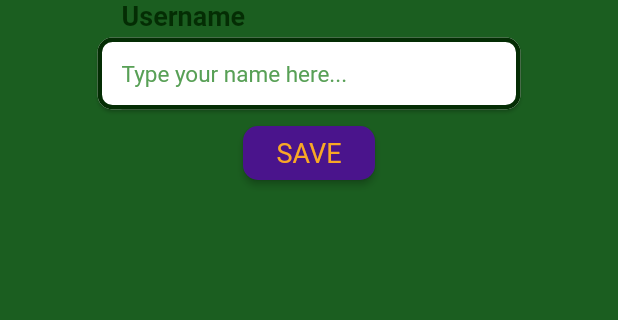
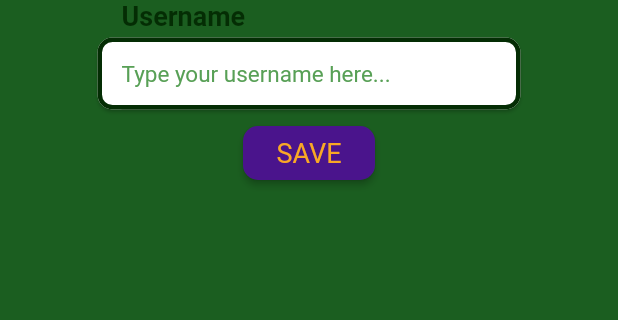
Before and after one commit to gu-tig169/grupp1, a Flutter app: the screen it shows after launch, on a phone screen of 412 x 824 dp, the part 264-584 px from its top. Run offline on Flutter 3.47's test engine with Material 2 defaults, Android fonts, the phone set to English and light mode, and no system bars; our stand-ins replace confetti; accounts and stored records are empty; network calls fail; statements that could not run were skipped.

Commit message:
More small fixes

```diff
--- a/lib/API/resultApi.dart
+++ b/lib/API/resultApi.dart
@@ -18,7 +18,7 @@ class ResultApi {
   static Future<List<Result>> getResult() async {
     var response = await http.get('$API_URL/todos?key=$API_KEY');
     var json = jsonDecode(response.body);
-    print('Got result from api: ${json.isNotEmpty}');
+    print('Get result: ${json.isNotEmpty}');
     return json.map<Result>((data) {
       return Result.fromJson(data);
     }).toList();
--- a/lib/Template/questionItem.dart
+++ b/lib/Template/questionItem.dart
@@ -6,6 +6,7 @@ class QuestionItem {
   String question;
   String correctAnswer;
   List<String> incorrectAnswer;
+
   List<AnswerOption> _answerOptions = [];
   bool _point = false;
 
@@ -42,5 +43,5 @@ class QuestionItem {
     //skapar ett answerOption av correctAnswer och lägger till i answerOptions
     _answerOptions.add(AnswerOption(correctAnswer, true));
     _answerOptions.shuffle();
-  } //createAnswerOptions
-} // class QuestionItem
+  }
+}
--- a/lib/Template/theme.dart
+++ b/lib/Template/theme.dart
@@ -21,20 +21,14 @@ class AppTheme {
     bottomNavigationBarTheme:
         BottomNavigationBarThemeData(backgroundColor: primaryColor),
     iconTheme: IconThemeData(color: iconColor, size: 30.0),
-    floatingActionButtonTheme:
-        FloatingActionButtonThemeData(backgroundColor: buttonColor),
-
-    //iconTheme: IconThemeData(color: buttonColor),
     buttonTheme: ButtonThemeData(
-      buttonColor: buttonColor,
-      shape: RoundedRectangleBorder(
-          borderRadius: BorderRadius.all(Radius.circular(10.0))),
-    ),
+        buttonColor: buttonColor,
+        shape: RoundedRectangleBorder(
+            borderRadius: BorderRadius.all(Radius.circular(10.0)))),
     cardTheme: CardTheme(
-      color: primaryColor,
-      shape: RoundedRectangleBorder(
-          borderRadius: BorderRadius.all(Radius.circular(10.0))),
-    ),
+        color: primaryColor,
+        shape: RoundedRectangleBorder(
+            borderRadius: BorderRadius.all(Radius.circular(10.0)))),
     inputDecorationTheme: InputDecorationTheme(
         fillColor: Colors.white,
         hintStyle: TextStyle(
@@ -42,35 +36,23 @@ class AppTheme {
             color: hintTextColor,
             fontSize: smallFontSize)),
     textTheme: TextTheme(
-      // green font, bold
-      bodyText1: TextStyle(
-        fontWeight: FontWeight.bold,
-        color: secondaryTextColor,
-      ),
+      bodyText1:
+          TextStyle(fontWeight: FontWeight.bold, color: secondaryTextColor),
 
       //light green font, regular
-      bodyText2: TextStyle(
-        fontWeight: FontWeight.normal,
-        color: iconColor,
-      ),
+      bodyText2: TextStyle(fontWeight: FontWeight.normal, color: iconColor),
 
       // yellow font, regular
-      subtitle1: TextStyle(
-        fontWeight: FontWeight.normal,
-        color: primaryTextColor,
-      ),
+      subtitle1:
+          TextStyle(fontWeight: FontWeight.normal, color: primaryTextColor),
 
       // green font, medium
-      subtitle2: TextStyle(
-        fontWeight: FontWeight.w500,
-        color: secondaryTextColor,
-      ),
+      subtitle2:
+          TextStyle(fontWeight: FontWeight.w500, color: secondaryTextColor),
 
       //yellow font, bold
-      headline4: TextStyle(
-        fontWeight: FontWeight.bold,
-        color: primaryTextColor,
-      ),
+      headline4:
+          TextStyle(fontWeight: FontWeight.bold, color: primaryTextColor),
     ),
   );
 }
--- a/lib/Template/user.dart
+++ b/lib/Template/user.dart
@@ -1,9 +1,6 @@
 import 'package:Quiz/Template/theme.dart';
 import 'package:Quiz/Views/editUserView.dart';
 import 'package:flutter/material.dart';
-import 'package:provider/provider.dart';
-
-import 'package:Quiz/model.dart';
 
 class UserList extends StatelessWidget {
   final List<User> list;
--- a/lib/Views/RegisterView.dart
+++ b/lib/Views/RegisterView.dart
@@ -31,8 +31,8 @@ class RegisterViewState extends State<RegisterView> {
         user.userName = userController.text;
         user.userAvatar = 'assets/default.webp';
 
-        print('${user.userName}');
-        print('${user.userAvatar}');
+        print('UserName: ${user.userName}');
+        print('Avatar: ${user.userAvatar}');
       });
     });
   }
@@ -46,7 +46,7 @@ class RegisterViewState extends State<RegisterView> {
             Container(height: 10),
             bigLogo(),
             _header(),
-            _usernameField(),
+            _userNameField(),
             _save(),
           ],
         ),
@@ -54,7 +54,6 @@ class RegisterViewState extends State<RegisterView> {
     );
   }
 
-  //Header username
   Widget _header() {
     return Container(
         width: 250,
@@ -70,12 +69,11 @@ class RegisterViewState extends State<RegisterView> {
   }
 
   //a textfield for typing a username
-  Widget _usernameField() {
+  Widget _userNameField() {
     return Card(
       shape: RoundedRectangleBorder(
-        borderRadius: BorderRadius.circular(10.0),
-        side: BorderSide(width: 3, color: AppTheme.secondaryTextColor),
-      ),
+          borderRadius: BorderRadius.circular(10.0),
+          side: BorderSide(width: 3, color: AppTheme.secondaryTextColor)),
       color: Colors.white,
       child: Container(
         width: 250,
@@ -86,7 +84,7 @@ class RegisterViewState extends State<RegisterView> {
         child: TextField(
           controller: userController,
           decoration: InputDecoration(
-            hintText: 'Type your name here...',
+            hintText: 'Type your username here...',
           ),
         ),
       ),
@@ -106,13 +104,10 @@ class RegisterViewState extends State<RegisterView> {
                   .textTheme
                   .subtitle1
                   .copyWith(fontSize: AppTheme.normalFontSize),
-              //subtitle1
             ),
             onPressed: () {
-              Navigator.push(
-                  context,
-                  MaterialPageRoute(
-                      builder: (context) => BottomNavBar(user: user)));
+              Navigator.push(context,
+                  MaterialPageRoute(builder: (context) => BottomNavBar()));
               if (user.userName != null) {
                 Provider.of<AppState>(context, listen: false).addUser(user);
               }
--- a/lib/Views/ScoreView.dart
+++ b/lib/Views/ScoreView.dart
@@ -9,9 +9,7 @@ import 'package:Quiz/Template/theme.dart';
 import 'package:provider/provider.dart';
 
 class ScoreView extends StatelessWidget {
-  ScoreView({
-    Key key,
-  });
+  ScoreView({Key key}) : super(key: key);
 
   @override
   Widget build(BuildContext context) {
```
Also changed, not shown: lib/Api/userApi.dart (+8 -26 lines), lib/Navigation/NavigationBar.dart (+5 -14 lines), lib/Views/HomeView.dart (+6 -5 lines), lib/Views/QuizView.dart (+7 -2 lines), lib/Views/editUserView.dart (+48 -56 lines), lib/model.dart (+2 -16 lines).
